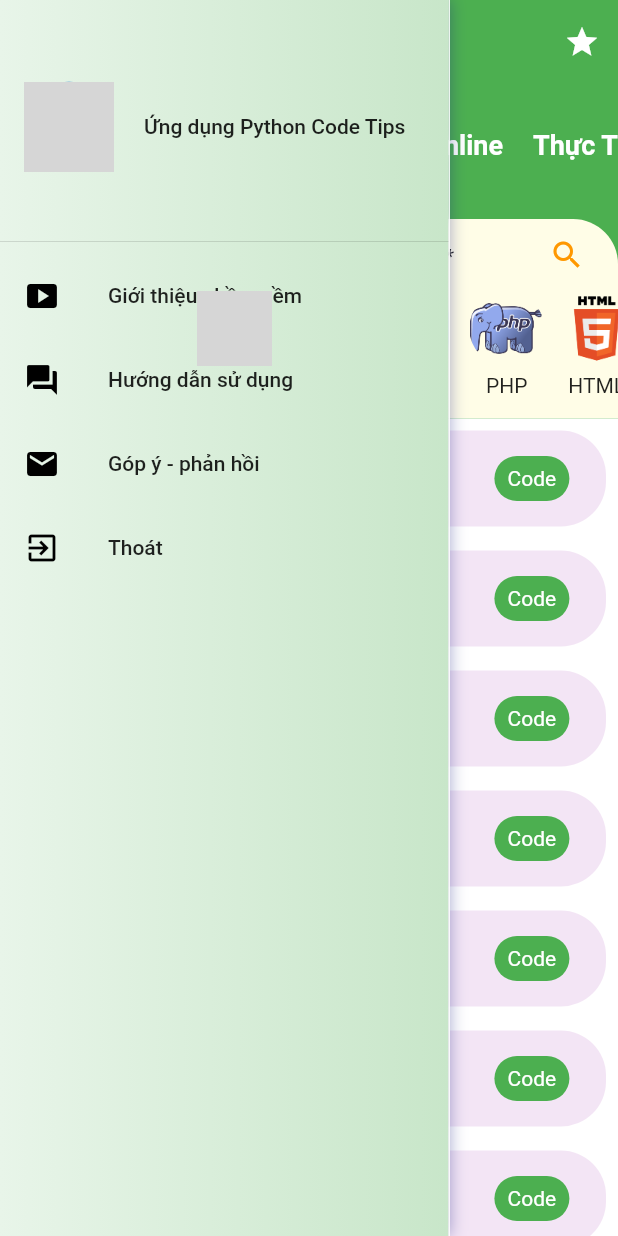
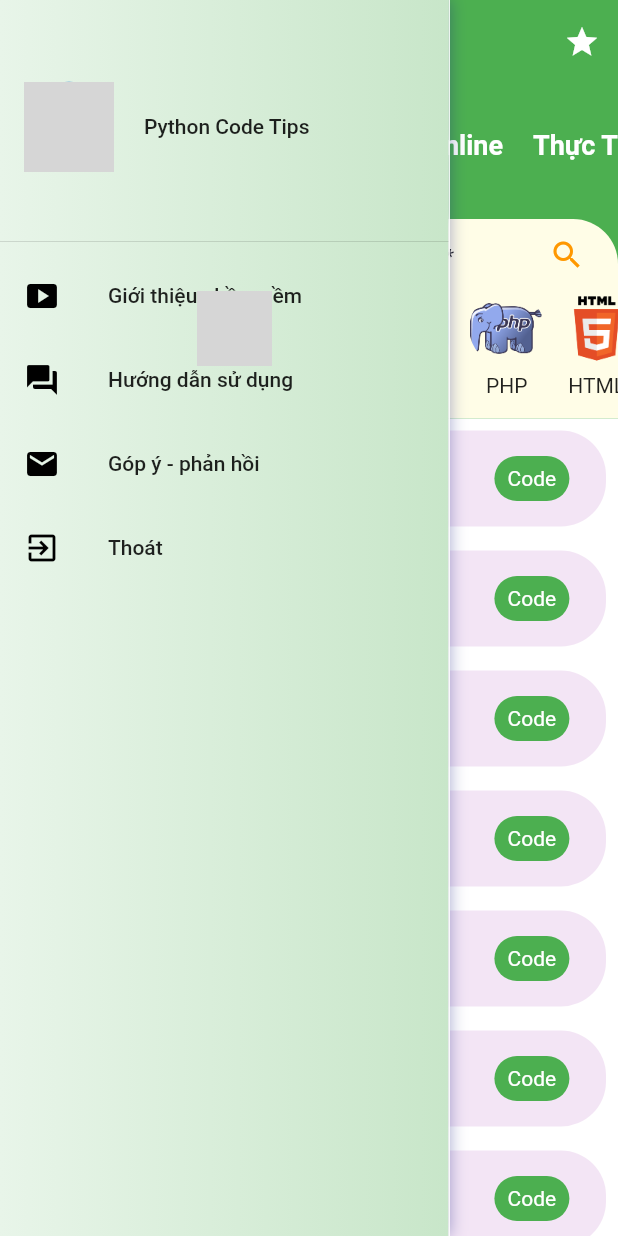
Before and after one commit to lephathien/Python_CodeTips_PNT, a Flutter app: the screen it shows after launch, with the side drawer open, on a phone screen of 412 x 824 dp. Run offline on Flutter 3.47's test engine with Material 2 defaults, Android fonts, the phone set to English and light mode, and no system bars; our stand-ins replace animated_splash_screen, flutter_rating_bar, webview_flutter; missing offline and left inert: flutter_inappwebview, gsheets; network calls fail; key blocks and very long unbroken strings in the code were emptied for the run; grey boxes are pictures that could not be loaded.

Commit message:
first commit

```diff
--- a/lib/widgets/homepage.dart
+++ b/lib/widgets/homepage.dart
@@ -329,7 +329,7 @@ class _HomePageState extends State<HomePage> {
                       SizedBox(
                         width: 20.0,
                       ),
-                      Text("Ứng dụng Python Code Tips")
+                      Text("Python Code Tips")
                     ],
                   ),
                 ),
```
Also changed, not shown: 1 other file.
